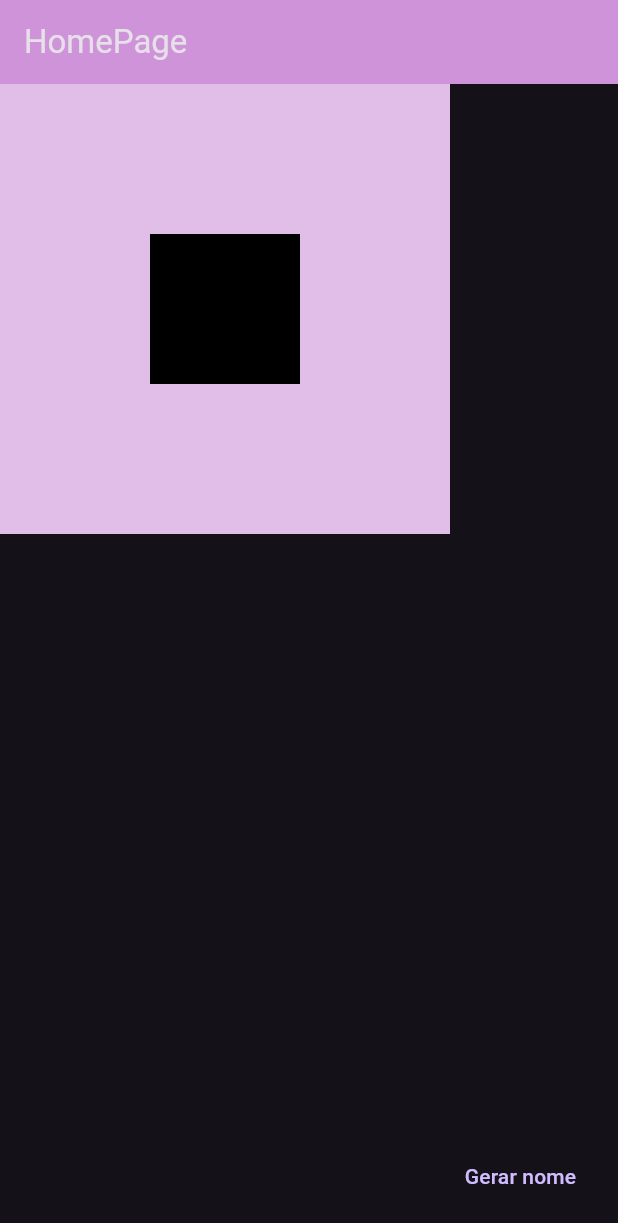
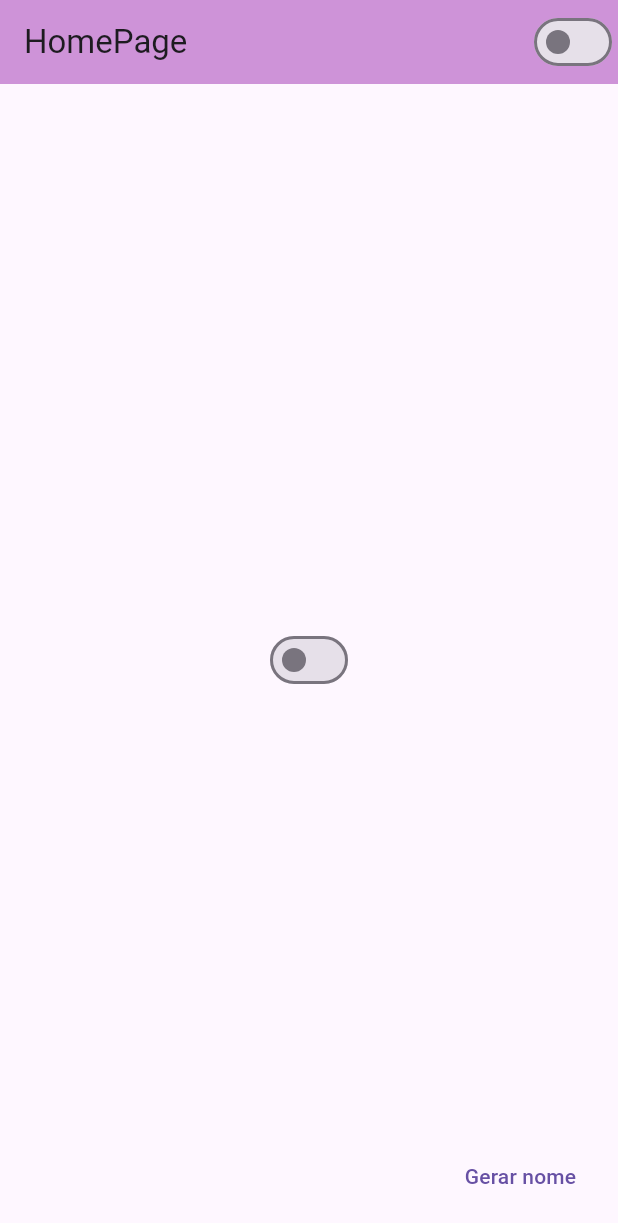
Before and after one commit to GuilhermeDeitos/Calculadora_Idade, a Flutter app: the screen it shows after launch, on a phone screen of 412 x 824 dp. Shown: the top 1223 px of the screen. Run offline on Flutter 3.47's test engine with Material 3 defaults, Android fonts, the phone set to English and light mode, and no system bars.

```diff
--- /dev/null
+++ b/lib/app_controller.dart
@@ -0,0 +1,10 @@
+import 'package:flutter/material.dart';
+
+class AppController extends ChangeNotifier{
+  static AppController instance = AppController();
+  bool isDarkTheme = false;
+  changeTheme(){
+    isDarkTheme = !isDarkTheme;
+    notifyListeners();
+  }
+}
--- a/lib/app_widget.dart
+++ b/lib/app_widget.dart
@@ -1,6 +1,6 @@
 import 'package:flutter/material.dart';
 import 'package:ola_mundo/home_page.dart';
-
+import 'package:ola_mundo/app_controller.dart';
 // StatelessWidget é um widget que não tem estado
 class AppWidget extends StatelessWidget {
   final String title;
@@ -10,13 +10,19 @@ class AppWidget extends StatelessWidget {
 
   @override
   Widget build(BuildContext context) { // build é o método que constroi o widget
-    return MaterialApp(
-        theme: ThemeData(
-          primarySwatch: Colors.red,
-          brightness: Brightness.dark,
-        ),
-        home:const HomePage()
-
+    return AnimatedBuilder(
+      animation: AppController.instance,
+      builder: (context, child) {
+        return MaterialApp(
+          theme: ThemeData(
+            primarySwatch: Colors.red,
+            brightness: AppController.instance.isDarkTheme
+                ? Brightness.dark
+                : Brightness.light,
+          ),
+          home: HomePage()
+      );
+      }
     );
   }
 }
--- a/lib/home_page.dart
+++ b/lib/home_page.dart
@@ -1,6 +1,7 @@
 import 'dart:math';
 
 import 'package:flutter/material.dart';
+import 'package:ola_mundo/app_controller.dart';
 
 // Usar o StatefulWidget quando precisar alterar o estado do widget
 class HomePage extends StatefulWidget {
@@ -14,7 +15,7 @@ class HomePage extends StatefulWidget {
 
 class HomePageState extends State<HomePage> {
   List<String> names = ['Daniel', 'Maria', 'João'];
-  bool wasPressed = false;
+  bool isDarkTheme = false;
   String name = '';
 
   @override
@@ -23,24 +24,16 @@ class HomePageState extends State<HomePage> {
       appBar: AppBar(
         title: const Text('HomePage'),
         backgroundColor: Colors.purple[200],
+        actions: [
+          CustomSwitch()
+        ],
       ),
-      body: Container(
-        width:300,
-        height: 300,
-        color: Colors.purple[100],
-        child: Align( //Align tem rendezirização separada
-          alignment: Alignment.center,
-          child: Container(
-            width: 100,
-            height: 100,
-            color: Colors.black,
-          )
-        ),
+      body: Center(
+          child: CustomSwitch()
       ),
       floatingActionButton: TextButton(
         onPressed: () {
           final int randomIndex = Random().nextInt(names.length);
-          wasPressed = true;
           setState(() {
             name = names[randomIndex];
           });
@@ -50,3 +43,16 @@ class HomePageState extends State<HomePage> {
     );
   }
 }
+
+
+class CustomSwitch extends StatelessWidget{
+  @override
+  Widget build(BuildContext context) {
+    return Switch(
+      value: AppController.instance.isDarkTheme,
+      onChanged: (value){
+        AppController.instance.changeTheme();
+      },
+    );
+  }
+}
```
